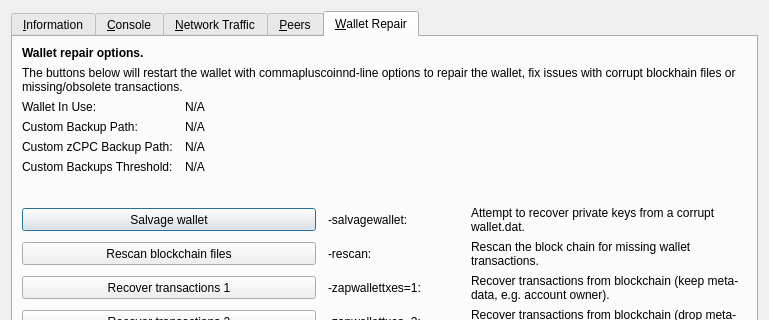
Above: src/qt/forms/rpcconsole.ui from commatalk/commapluscoin before the change; both pictures show x 0 to 769 and y 0 to 320 of the 769 by 485 pixel window. Below: the same form after it.
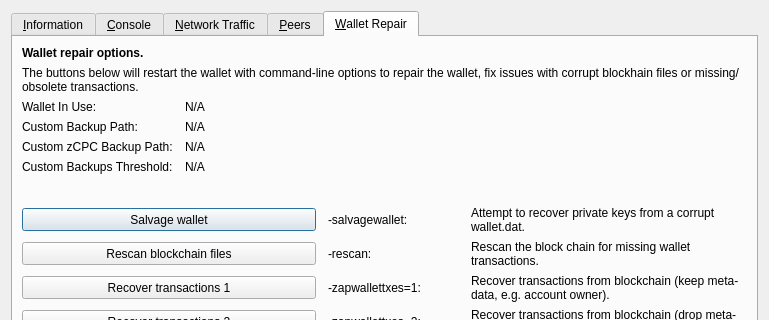
That is the form after the change. The open tabs and pages were chosen to show the change. Icons and pictures are not drawn. Custom widgets are drawn as their Qt base class.

Diff of the .ui file:
```diff
--- a/src/qt/forms/rpcconsole.ui
+++ b/src/qt/forms/rpcconsole.ui
@@ -1266,7 +1266,7 @@
           </font>
          </property>
          <property name="text">
-          <string>The buttons below will restart the wallet with commapluscoinnd-line options to repair the wallet, fix issues with corrupt blockhain files or missing/obsolete transactions.</string>
+          <string>The buttons below will restart the wallet with command-line options to repair the wallet, fix issues with corrupt blockhain files or missing/obsolete transactions.</string>
          </property>
          <property name="wordWrap">
           <bool>true</bool>
```
Left out of the diff: 14 changed lines with no effect on the pictures.
